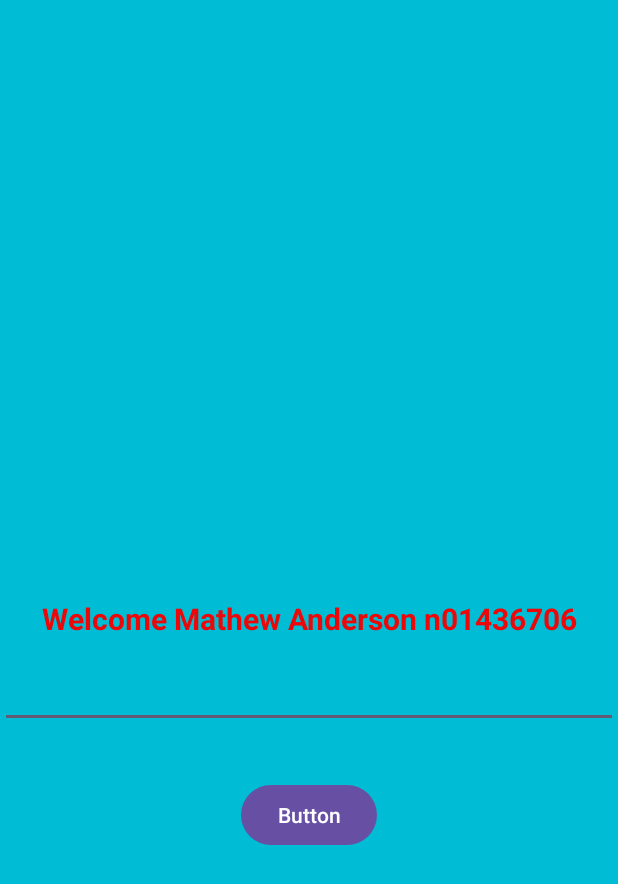
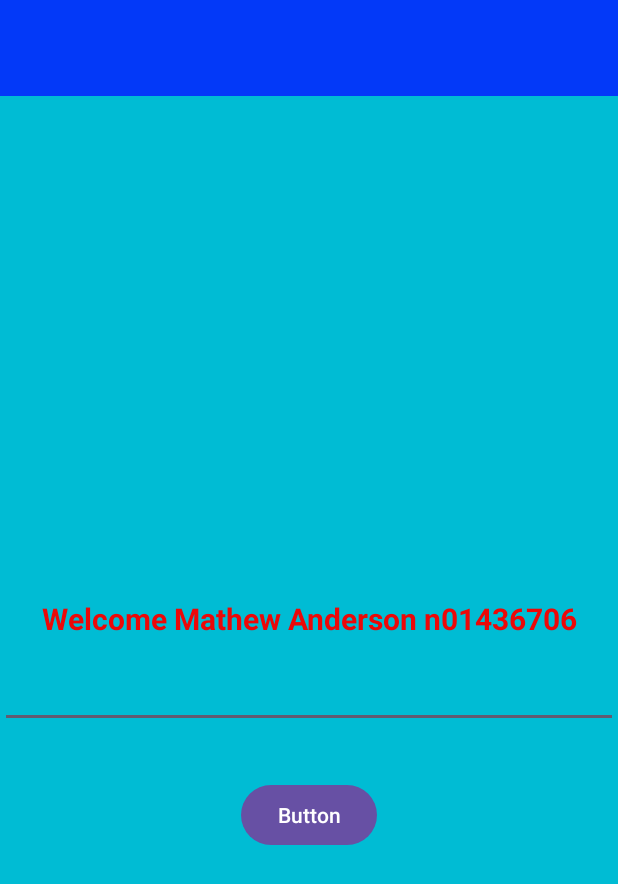
Before and after one commit to MathewAnderson6706/MathewAndersonLab4, an Android app: the screen it shows after launch (MathewActivity), on a phone screen of 412 x 824 dp. Shown: the top 884 px of the screen. Run offline under Robolectric (Android 15) with nearby library versions, the phone set to English and light mode, and no system bars.

Commit message:
-Added Blank Toolbar

```diff
--- a/MathewLab44/src/main/res/layout/activity_mathew.xml
+++ b/MathewLab44/src/main/res/layout/activity_mathew.xml
@@ -6,6 +6,13 @@
     android:layout_height="match_parent"
     tools:context=".MathewActivity"
     android:background="@color/lightblue">
+
+    <include
+        android:id="@+id/theToolbar"
+        layout="@layout/toolbar"
+        app:layout_constraintEnd_toEndOf="parent"
+        app:layout_constraintStart_toStartOf="parent"
+        app:layout_constraintTop_toTopOf="parent" />
 
     <TextView
         android:layout_width="wrap_content"
--- a/MathewLab44/src/main/res/layout/activity_mathew2.xml
+++ b/MathewLab44/src/main/res/layout/activity_mathew2.xml
@@ -6,6 +6,13 @@
     android:layout_height="match_parent"
     tools:context=".MathewActivity2"
     android:background="@color/yellow">
+
+    <include
+        android:id="@+id/theToolbar"
+        layout="@layout/toolbar"
+        app:layout_constraintEnd_toEndOf="parent"
+        app:layout_constraintStart_toStartOf="parent"
+        app:layout_constraintTop_toTopOf="parent" />
 
     <TextView
         android:id="@+id/txtView"
--- /dev/null
+++ b/MathewLab44/src/main/res/layout/toolbar.xml
@@ -0,0 +1,12 @@
+<?xml version="1.0" encoding="utf-8"?>
+<androidx.appcompat.widget.Toolbar xmlns:android="http://schemas.android.com/apk/res/android"
+    android:layout_width="match_parent"
+    android:layout_height="wrap_content"
+    xmlns:app="http://schemas.android.com/apk/res-auto"
+    android:background="@color/blue"
+    android:elevation="4dp"
+    android:theme="@style/ThemeOverlay.AppCompat.Dark.ActionBar"
+    app:popupTheme="@style/ThemeOverlay.AppCompat.Light"
+    >
+
+</androidx.appcompat.widget.Toolbar>
```
